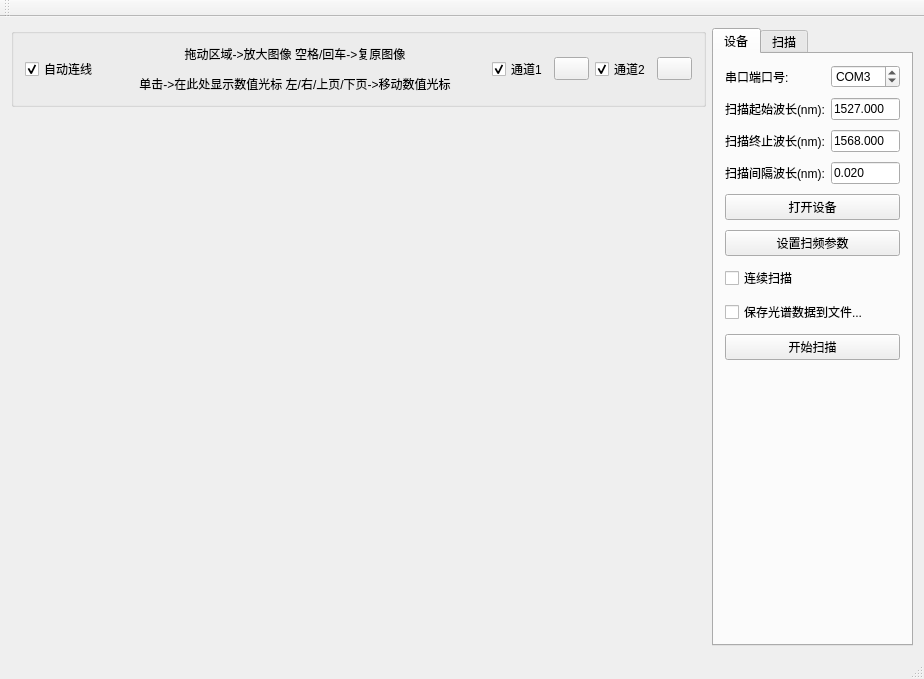
The window that FBGsensor/fbgsensor.ui (gao5254/FBGsensor) describes before a commit, drawn with Qt 5.
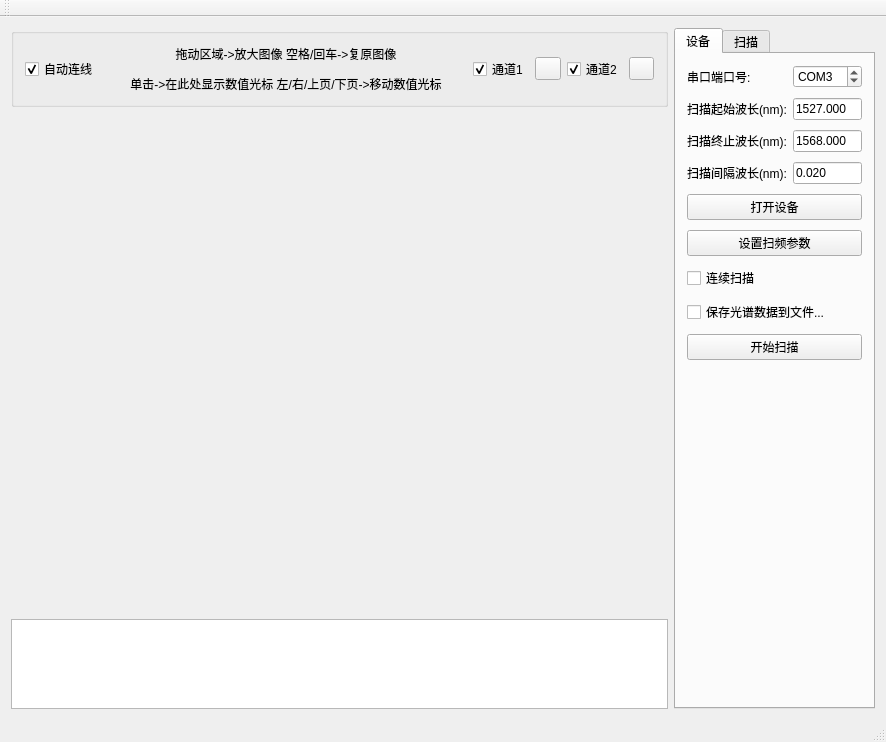
The same window after the commit. Custom widgets are drawn as their Qt base class.

```diff
--- a/FBGsensor/fbgsensor.ui
+++ b/FBGsensor/fbgsensor.ui
@@ -6,8 +6,8 @@
    <rect>
     <x>0</x>
     <y>0</y>
-    <width>924</width>
-    <height>679</height>
+    <width>886</width>
+    <height>739</height>
    </rect>
   </property>
   <property name="windowTitle">
@@ -16,7 +16,7 @@
   <widget class="QWidget" name="centralWidget">
    <layout class="QHBoxLayout" name="horizontalLayout_2" stretch="8,2">
     <item>
-     <layout class="QVBoxLayout" name="verticalLayout_2">
+     <layout class="QVBoxLayout" name="verticalLayout_2" stretch="1,8,1">
       <item>
        <widget class="QGroupBox" name="groupBox">
         <property name="title">
@@ -152,6 +152,22 @@
         </property>
        </widget>
       </item>
+      <item>
+       <widget class="QTableView" name="peakInfoView">
+        <property name="sizePolicy">
+         <sizepolicy hsizetype="Expanding" vsizetype="Preferred">
+          <horstretch>0</horstretch>
+          <verstretch>0</verstretch>
+         </sizepolicy>
+        </property>
+        <property name="minimumSize">
+         <size>
+          <width>0</width>
+          <height>90</height>
+         </size>
+        </property>
+       </widget>
+      </item>
      </layout>
     </item>
     <item>
```
Left out of the diff: 2 changed lines with no effect on the pictures.
